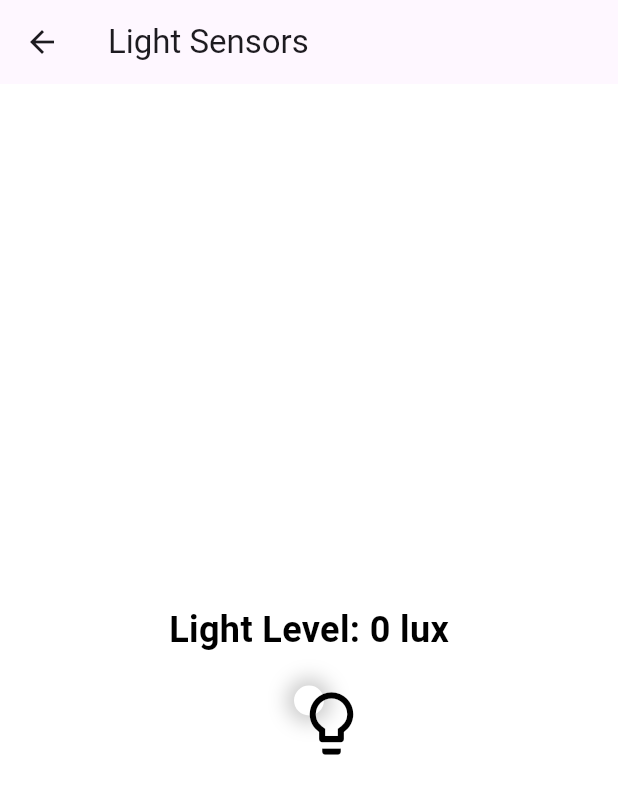
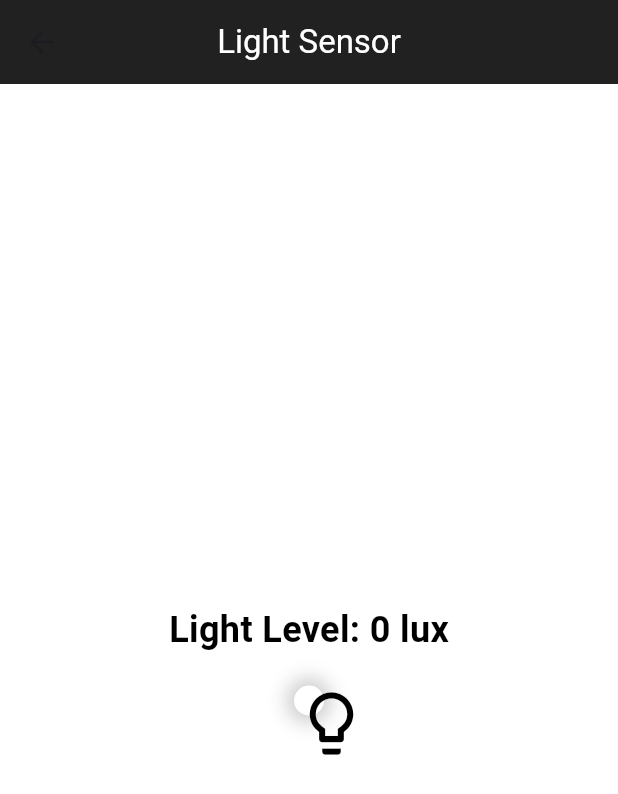
Before and after one commit to JnJuste/SmartHomeMonitoringApp, a Flutter app: the LightSensorPage screen opened directly, on a phone screen of 412 x 824 dp. Shown: the top 794 px of the screen. Run offline on Flutter 3.47's test engine with Material 3 defaults, Android fonts, the phone set to English and light mode, and no system bars; our stand-ins replace geolocator, pedometer, permission_handler, sensors_plus; missing offline and left inert: light_sensor; statements that could not run were skipped.

Commit message:
Light sensor finish

```diff
--- a/lib/pages/light_sensor.dart
+++ b/lib/pages/light_sensor.dart
@@ -21,15 +21,12 @@ class _LightSensorPageState extends State<LightSensorPage> {
 
   Color _backgroundColor = Colors.white;
 
-
-
   // Darkens the given color by a specified amount.
   Color _darken(Color color, [double amount = .1]) {
     final hsl = HSLColor.fromColor(color);
     final double lightness = (hsl.lightness - amount).clamp(0.0, 1.0);
     return hsl.withLightness(lightness).toColor();
   }
-
 
   @override
   void initState() {
@@ -50,16 +47,21 @@ class _LightSensorPageState extends State<LightSensorPage> {
   }
 
   @override
+  void dispose() {
+    _lightSensorSubscription.cancel();
+    super.dispose();
+  }
+
+
+  @override
   Widget build(BuildContext context) {
-
     return Scaffold(
       appBar: AppBar(
-        title: Text('Light Sensors'),
-        leading: IconButton(
-          icon: Icon(Icons.arrow_back),
-          onPressed: () {
-            Navigator.pop(context);
-          },
+        backgroundColor: Colors.grey.shade900,
+        centerTitle: true,
+        title: const Text(
+          "Light Sensor",
+          style: TextStyle(color: Colors.white),
         ),
       ),
       backgroundColor: _backgroundColor,
```
